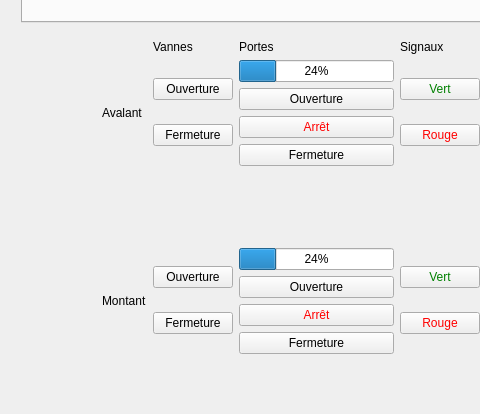
Above: mainwindow.ui from VConstans/IHMEcluse before the change; both pictures show x 0 to 480 and y 376 to 790 of the 723 by 790 pixel window. Below: the same form after it.
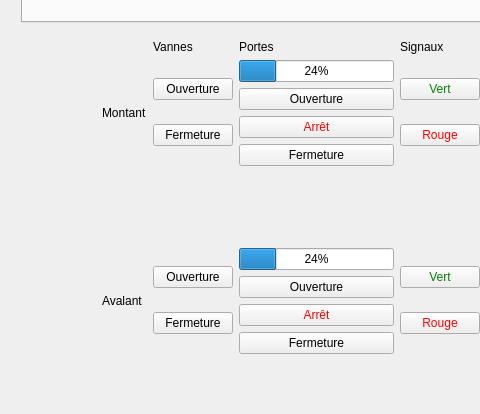
That is the form after the change. The open tabs and pages were chosen to show the change. Icons and pictures are not drawn.

Commit message: Fix label content

Diff of the .ui file:
```diff
--- a/mainwindow.ui
+++ b/mainwindow.ui
@@ -602,7 +602,7 @@
             <item row="3" column="0">
              <widget class="QLabel" name="label_4">
               <property name="text">
-               <string>Montant</string>
+               <string>Avalant</string>
               </property>
              </widget>
             </item>
@@ -633,7 +633,7 @@
             <item row="1" column="0">
              <widget class="QLabel" name="label_5">
               <property name="text">
-               <string>Avalant</string>
+               <string>Montant</string>
               </property>
              </widget>
             </item>
```
Left out of the diff: 12 changed lines with no effect on the pictures.
